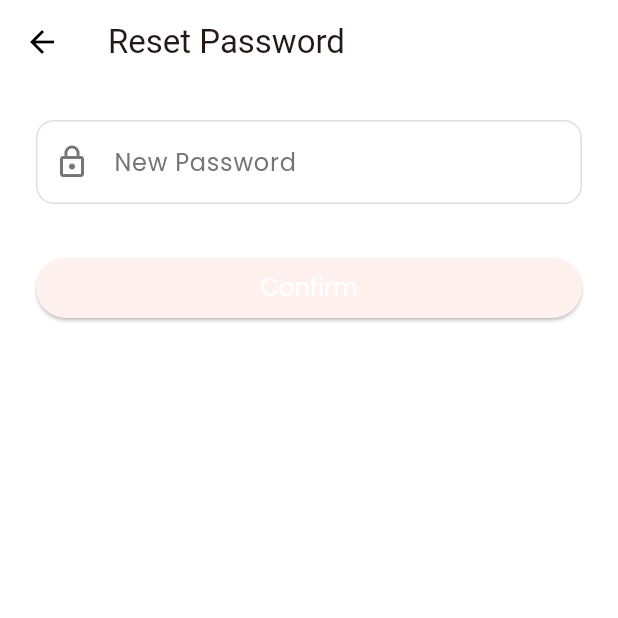
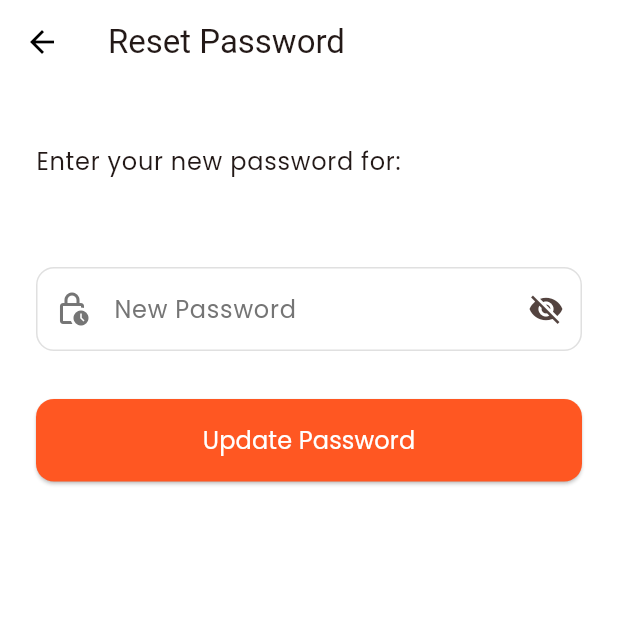
Before and after one commit to quanganh4869/DoAnCn2, a Flutter app: the ResetPasswordScreen screen opened directly with empty values, on a phone screen of 412 x 824 dp, the top half of it. Run offline on Flutter 3.47's test engine with Material 3 defaults, Android fonts, the light colour scheme and no system bars; our stand-ins replace flutter_dotenv, get, get_storage, google_fonts, image_picker, lottie and 2 more; accounts and stored records are empty; network calls fail.

Commit message:
done fix OTP and done sign in, sign up, forgotpass, reset pass

```diff
--- a/lib/features/view/account_screen.dart
+++ b/lib/features/view/account_screen.dart
@@ -13,7 +13,7 @@ import 'package:ecomerceapp/features/edit_profile/views/screens/edit_profile_scr
 import 'package:ecomerceapp/features/shippingaddress/widgets/shipping_address_screen.dart';
 
 class AccountScreen extends StatelessWidget {
-  const AccountScreen({super.key});
+  const AccountScreen({super.key });
 
   @override
   Widget build(BuildContext context) {
--- a/lib/features/view/reset_password_screen.dart
+++ b/lib/features/view/reset_password_screen.dart
@@ -2,6 +2,8 @@ import 'package:get/get.dart';
 import 'package:flutter/material.dart';
 import 'package:ecomerceapp/utils/app_textstyles.dart';
 import 'package:ecomerceapp/controller/auth_controller.dart';
+import 'package:ecomerceapp/features/view/signin_screen.dart';
+import 'package:ecomerceapp/features/view/signup_screen.dart';
 import 'package:ecomerceapp/features/view/widgets/custom_textfield.dart';
 
 class ResetPasswordScreen extends StatelessWidget {
@@ -13,46 +15,99 @@ class ResetPasswordScreen extends StatelessWidget {
 
   @override
   Widget build(BuildContext context) {
+    final TextEditingController _emailController = TextEditingController(
+      text: email ?? "",
+    );
+
     return Scaffold(
       appBar: AppBar(title: const Text("Reset Password")),
       body: Padding(
         padding: const EdgeInsets.all(24),
         child: Column(
+          crossAxisAlignment: CrossAxisAlignment.start,
           children: [
+            const SizedBox(height: 16),
+            Text(
+              "Enter your new password for:",
+              style: AppTextStyles.bodySmall,
+            ),
+            const SizedBox(height: 4),
+            Text(
+              email,
+              style: AppTextStyles.bodyMedium.copyWith(
+                fontWeight: FontWeight.bold,
+              ),
+            ),
+            const SizedBox(height: 32),
+
+            // 🔹 Input password
             CustomTextfield(
               label: "New Password",
-              prefixIcon: Icons.lock_outline,
+              prefixIcon: Icons.lock_clock_outlined,
+              keyboardType: TextInputType.visiblePassword,
+              isPassword: true,
               controller: _passwordController,
             ),
             const SizedBox(height: 32),
+
+            // 🔹 Confirm button
             SizedBox(
               width: double.infinity,
               child: ElevatedButton(
                 onPressed: () async {
                   final password = _passwordController.text.trim();
+
+                  if (password.isEmpty) {
+                    Get.snackbar(
+                      "Missing Password",
+                      "Please enter your new password",
+                      backgroundColor: Colors.redAccent,
+                      colorText: Colors.white,
+                    );
+                    return;
+                  }
                   if (password.length < 6) {
-                    Get.snackbar("Weak Password", "At least 6 characters",
-                        backgroundColor: Colors.redAccent,
-                        colorText: Colors.white);
+                    Get.snackbar(
+                      "Weak Password",
+                      "Password must be at least 6 characters",
+                      backgroundColor: Colors.redAccent,
+                      colorText: Colors.white,
+                    );
                     return;
                   }
 
                   try {
-                    await _authController.updatePassword(email,password);
-                    Get.offAllNamed("/login");
-                    Get.snackbar("Success", "Password reset successfully",
-                        backgroundColor: Colors.green,
-                        colorText: Colors.white);
+                    await _authController.updatePassword(password);
+
+                    Get.offAll(() => SigninScreen(email: email));
+                    Get.snackbar(
+                      "Success",
+                      "Password reset successfully",
+                      backgroundColor: Colors.green,
+                      colorText: Colors.white,
+                    );
                   } catch (e) {
-                    Get.snackbar("Failed", e.toString(),
-                        backgroundColor: Colors.redAccent,
-                        colorText: Colors.white);
+                    Get.snackbar(
+                      "Failed",
+                      e.toString(),
+                      backgroundColor: Colors.redAccent,
+                      colorText: Colors.white,
+                    );
                   }
                 },
+                style: ElevatedButton.styleFrom(
+                  backgroundColor: Theme.of(context).primaryColor,
+                  padding: const EdgeInsets.symmetric(vertical: 16),
+                  shape: RoundedRectangleBorder(
+                    borderRadius: BorderRadius.circular(12),
+                  ),
+                ),
                 child: Text(
-                  "Confirm",
+                  "Update Password",
                   style: AppTextStyles.withColor(
-                      AppTextStyles.buttonMedium, Colors.white),
+                    AppTextStyles.buttonMedium,
+                    Colors.white,
+                  ),
                 ),
               ),
             ),
--- a/lib/features/view/widgets/custom_textfield.dart
+++ b/lib/features/view/widgets/custom_textfield.dart
@@ -35,7 +35,7 @@ class _CustomTextfieldState extends State<CustomTextfield> {
     return TextFormField(
       controller: widget.controller,
       initialValue: widget.initialValue,
-      obscureText: widget.isPassword,
+      obscureText: widget.isPassword? _obscureText : false,
       keyboardType: widget.keyboardType,
       validator: widget.validator,
       onChanged: widget.onChanged,
```
Also changed, not shown: lib/controller/auth_controller.dart (+104 -8 lines), lib/features/view/forgotpassword_screen.dart (+13 -13 lines), lib/features/view/otp_verification_screen.dart (+76 -76 lines), lib/features/view/signin_screen.dart (+14 -11 lines).
